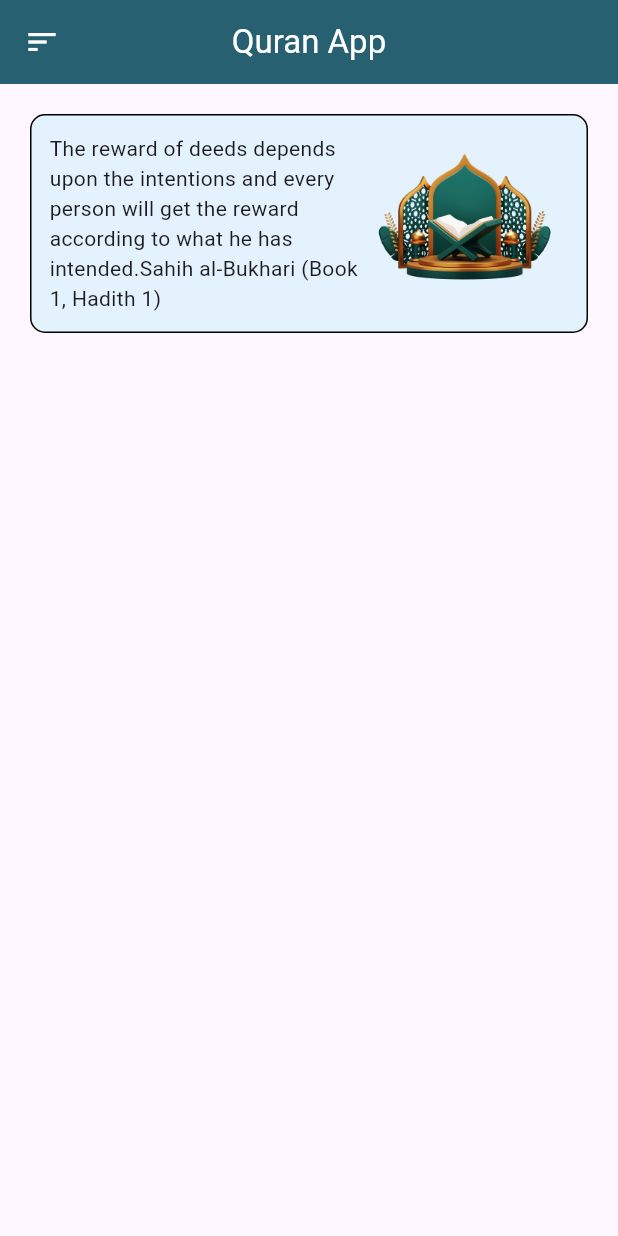
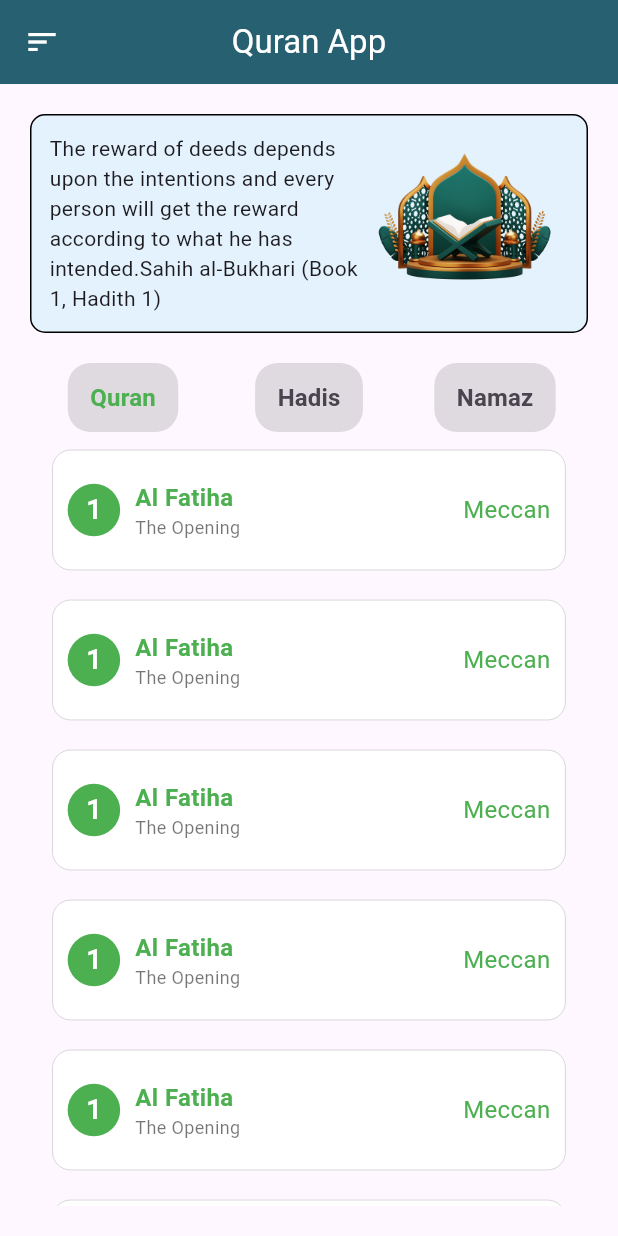
Before and after one commit to alazad214/Al-Quran-App, a Flutter app: the HomeScreen screen opened directly, on a phone screen of 412 x 824 dp. Run offline on Flutter 3.47's test engine with Material 3 defaults, Android fonts, the phone set to English and light mode, and no system bars; our stand-ins replace get.

Commit message:
quran card added

```diff
--- a/lib/app/moduls/home/view/home_screen.dart
+++ b/lib/app/moduls/home/view/home_screen.dart
@@ -1,4 +1,5 @@
 import 'package:al_quran_app/app/moduls/home/widget/header_box.dart';
+import 'package:al_quran_app/app/moduls/quran/views/quran_screen.dart';
 import 'package:al_quran_app/utils/app_colors.dart';
 import 'package:al_quran_app/utils/app_images.dart';
 import 'package:flutter/material.dart';
@@ -8,7 +9,9 @@ class HomeScreen extends StatelessWidget {
 
   @override
   Widget build(BuildContext context) {
-    return Scaffold(
+    return DefaultTabController(
+      length: 3,
+      child: Scaffold(
           appBar: AppBar(
             leading: const Icon(
               Icons.sort,
@@ -25,9 +28,38 @@ class HomeScreen extends StatelessWidget {
             padding: const EdgeInsets.all(20.0),
             child: Column(
               children: [
-              HeaderBox()
+                const HeaderBox(),
+                const SizedBox(height: 20.0),
+                TabBar(
+                  indicatorColor: Colors.transparent,
+                  dividerColor: Colors.transparent,
+                  labelStyle: const TextStyle(
+                      color: Colors.green,
+                      fontWeight: FontWeight.bold,
+                      fontSize: 16.0),
+                  tabs: [
+                    _customTab('Quran'),
+                    _customTab('Hadis'),
+                    _customTab('Namaz'),
                   ],
                 ),
-        ));
+                Expanded(
+                    child: TabBarView(children: [
+                  const QuranScreen(),
+                  Container(),
+                  Container(color: Colors.blue),
+                ])),
+              ],
+            ),
+          )),
+    );
+  }
+
+  Widget _customTab(text) {
+    return Container(
+        padding: const EdgeInsets.symmetric(horizontal: 15.0),
+        decoration: BoxDecoration(
+            color: Colors.black12, borderRadius: BorderRadius.circular(15.0)),
+        child: Tab(text: text));
   }
 }
--- /dev/null
+++ b/lib/app/moduls/quran/views/quran_screen.dart
@@ -0,0 +1,16 @@
+import 'package:al_quran_app/app/moduls/quran/widgets/surah_card.dart';
+import 'package:flutter/cupertino.dart';
+import 'package:flutter/material.dart';
+
+class QuranScreen extends StatelessWidget {
+  const QuranScreen({super.key});
+
+  @override
+  Widget build(BuildContext context) {
+    return ListView.builder(
+        itemCount: 10,
+        itemBuilder: (_, index) {
+      return SurahCard();
+    });
+  }
+}
--- /dev/null
+++ b/lib/app/moduls/quran/widgets/surah_card.dart
@@ -0,0 +1,76 @@
+import 'package:flutter/material.dart';
+
+class SurahCard extends StatelessWidget {
+  const SurahCard(
+      {super.key,
+      this.number,
+      this.surahnName,
+      this.englishName,
+      this.revelationType});
+  final number;
+  final surahnName;
+  final englishName;
+  final revelationType;
+
+  @override
+  Widget build(BuildContext context) {
+    return Container(
+      margin: const EdgeInsets.symmetric(horizontal: 15.0, vertical: 10.0),
+      padding: const EdgeInsets.symmetric(horizontal: 10.0),
+      height: 80.0,
+      width: double.infinity,
+      decoration: BoxDecoration(
+          color: Colors.white,
+          borderRadius: BorderRadius.circular(12.0),
+          border: Border.all(width: 0.1)),
+      child: Row(
+        crossAxisAlignment: CrossAxisAlignment.center,
+        children: [
+          Container(
+            height: 35.0,
+            width: 35.0,
+            alignment: Alignment.center,
+            decoration: BoxDecoration(
+                color: Colors.green, borderRadius: BorderRadius.circular(20.0)),
+            child: Text(
+              number ?? '1',
+              style: const TextStyle(
+                  color: Colors.white,
+                  fontSize: 18.0,
+                  fontWeight: FontWeight.bold),
+            ),
+          ),
+          const SizedBox(width: 10.0),
+          Column(
+            mainAxisAlignment: MainAxisAlignment.center,
+            crossAxisAlignment: CrossAxisAlignment.start,
+            children: [
+              Text(
+                surahnName ?? 'Al Fatiha',
+                style: const TextStyle(
+                    color: Colors.green,
+                    fontSize: 16.0,
+                    fontWeight: FontWeight.bold),
+              ),
+              Text(
+                englishName ?? 'The Opening',
+                style: const TextStyle(
+                  color: Colors.black54,
+                  fontSize: 12.0,
+                ),
+              ),
+            ],
+          ),
+          const Spacer(),
+          Text(
+            revelationType ?? 'Meccan',
+            style: const TextStyle(
+              color: Colors.green,
+              fontSize: 16.0,
+            ),
+          ),
+        ],
+      ),
+    );
+  }
+}
```
Lines whose indentation alone changed are shown as unchanged.
